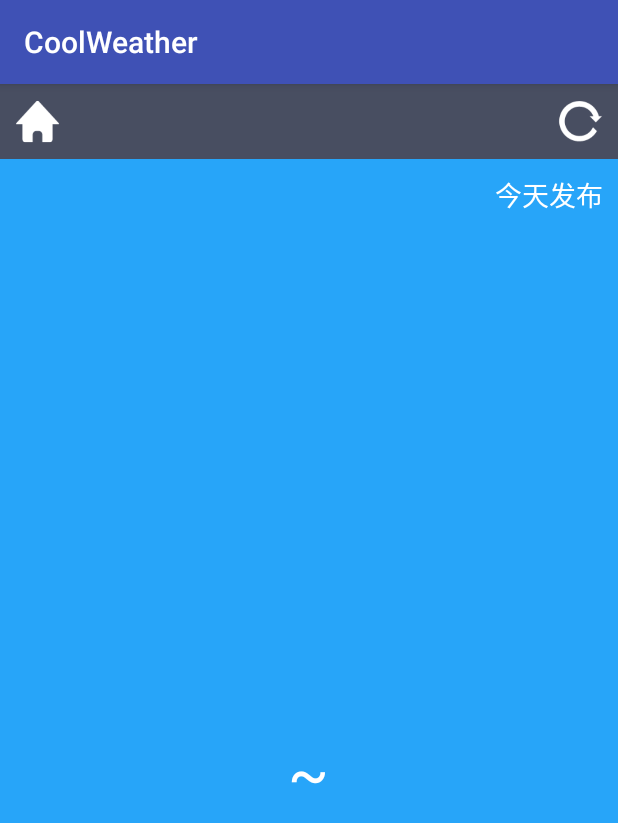
After one commit to Birkhoff-HZ/coolweather, an Android app: the WeatherActivity screen opened directly, with no data from a screen before it, on a phone screen of 412 x 824 dp. The commit adds this screen. Shown: the top 823 px of the screen. Run offline under Robolectric (Android 15) with nearby library versions, the phone set to English and light mode, and no system bars.

```diff
--- /dev/null
+++ b/app/src/main/java/com/birkhoff/coolweather/activity/WeatherActivity.java
@@ -0,0 +1,183 @@
+package com.birkhoff.coolweather.activity;
+
+import android.content.Intent;
+import android.content.SharedPreferences;
+import android.preference.PreferenceManager;
+import android.support.v7.app.AppCompatActivity;
+import android.os.Bundle;
+import android.text.TextUtils;
+import android.view.View;
+import android.view.Window;
+import android.widget.Button;
+import android.widget.LinearLayout;
+import android.widget.TextView;
+
+import com.birkhoff.coolweather.R;
+import com.birkhoff.coolweather.service.AutoUpdateService;
+import com.birkhoff.coolweather.util.HttpCallbackListener;
+import com.birkhoff.coolweather.util.HttpUtil;
+import com.birkhoff.coolweather.util.Utility;
+
+public class WeatherActivity extends AppCompatActivity  implements View.OnClickListener {
+
+    private LinearLayout weatherInfoLayout;
+
+    /**
+     *用于显示城市名
+     */
+    private TextView cityNameText;
+    /**
+     * 用于显示发布时间
+     */
+    private TextView publishText;
+    /**
+     * 用于显示天气描述信息
+     */
+    private TextView weatherDespText;
+    /**
+     * 用于显示气温1
+     */
+    private TextView temp1Text;
+    /**
+     * 用于显示气温2
+     */
+    private TextView temp2Text;
+    /**
+     * 用于显示当前日期
+     */
+    private TextView currentDateText;
+    /**
+     * 切换城市按钮
+     */
+    private Button switchCity;
+    /**
+     * 更新天气按钮
+     */
+    private Button refreshWeather;
+
+    @Override
+    protected void onCreate(Bundle savedInstanceState) {
+        super.onCreate(savedInstanceState);
+        requestWindowFeature(Window.FEATURE_NO_TITLE);
+        setContentView(R.layout.weather_layout);
+        // 初始化各控件
+        weatherInfoLayout = (LinearLayout) findViewById(R.id.weather_info_layout);
+        cityNameText = (TextView) findViewById(R.id.city_name);
+        publishText = (TextView) findViewById(R.id.publish_text);
+        weatherDespText = (TextView) findViewById(R.id.weather_desp);
+        temp1Text = (TextView) findViewById(R.id.temp1);
+        temp2Text = (TextView) findViewById(R.id.temp2);
+        currentDateText = (TextView) findViewById(R.id.current_date);
+        switchCity = (Button) findViewById(R.id.switch_city);
+        refreshWeather = (Button) findViewById(R.id.refresh_weather);
+        String countyCode = getIntent().getStringExtra("county_code");
+        if (!TextUtils.isEmpty(countyCode)) {
+        // 有县级代号时就去查询天气
+            publishText.setText("同步中...");
+            weatherInfoLayout.setVisibility(View.INVISIBLE);
+            cityNameText.setVisibility(View.INVISIBLE);
+            queryWeatherCode(countyCode);
+        } else {
+        // 没有县级代号时就直接显示本地天气
+            showWeather();
+        }
+        switchCity.setOnClickListener(this);
+        refreshWeather.setOnClickListener(this);
+    }
+
+    @Override
+    public void onClick(View v) {
+        switch (v.getId()) {
+            case R.id.switch_city:
+                Intent intent = new Intent(this, ChooseAreaActivity.class);
+                intent.putExtra("from_weather_activity", true);
+                startActivity(intent);
+                finish();
+                break;
+            case R.id.refresh_weather:
+                publishText.setText("同步中...");
+                SharedPreferences prefs = PreferenceManager.
+                        getDefaultSharedPreferences(this);
+                String weatherCode = prefs.getString("weather_code", "");
+                if (!TextUtils.isEmpty(weatherCode)) {
+                    queryWeatherInfo(weatherCode);
+                }
+                break;
+            default:
+                break;
+        }
+    }
+    /**
+     * 查询县级代号所对应的天气代号。
+     */
+    private void queryWeatherCode(String countyCode) {
+        String address = "http://www.weather.com.cn/data/list3/city" +
+                countyCode + ".xml";
+        queryFromServer(address, "countyCode");
+    }
+    /**
+     * 查询天气代号所对应的天气。
+     */
+    private void queryWeatherInfo(String weatherCode) {
+        String address = "http://www.weather.com.cn/data/cityinfo/" +
+                weatherCode + ".html";
+        queryFromServer(address, "weatherCode");
+    }
+    /**
+     * 根据传入的地址和类型去向服务器查询天气代号或者天气信息。
+     */
+    private void queryFromServer(final String address, final String type) {
+        HttpUtil.sendHttpRequest(address, new HttpCallbackListener() {
+            @Override
+            public void onFinish(final String response) {
+                if ("countyCode".equals(type)) {
+                    if (!TextUtils.isEmpty(response)) {
+// 从服务器返回的数据中解析出天气代号
+                        String[] array = response.split("\\|");
+                        if (array != null && array.length == 2) {
+                            String weatherCode = array[1];
+                            queryWeatherInfo(weatherCode);
+                        }
+                    }
+                } else if ("weatherCode".equals(type)) {
+                    // 处理服务器返回的天气信息
+                    Utility.handleWeatherResponse(WeatherActivity.this,
+                            response);
+                    runOnUiThread(new Runnable() {
+                        @Override
+                        public void run() {
+                            showWeather();
+                        }
+                    });
+                }
+            }
+
+            @Override
+            public void onError(Exception e) {
+                runOnUiThread(new Runnable() {
+                    @Override
+                    public void run() {
+                        publishText.setText("同步失败");
+                    }
+                });
+            }
+        });
+    }
+    /**
+     * 从SharedPreferences文件中读取存储的天气信息，并显示到界面上。
+     */
+    private void showWeather() {
+        SharedPreferences prefs = PreferenceManager.
+                getDefaultSharedPreferences(this);
+        cityNameText.setText( prefs.getString("city_name", ""));
+        temp1Text.setText(prefs.getString("temp1", ""));
+        temp2Text.setText(prefs.getString("temp2", ""));
+        weatherDespText.setText(prefs.getString("weather_desp", ""));
+        publishText.setText("今天" + prefs.getString("publish_time", "") + "发布");
+        currentDateText.setText(prefs.getString("current_date", ""));
+        weatherInfoLayout.setVisibility(View.VISIBLE);
+        cityNameText.setVisibility(View.VISIBLE);
+        Intent intent = new Intent(this, AutoUpdateService.class);
+        startService(intent);
+    }
+}
--- /dev/null
+++ b/app/src/main/res/layout/weather_layout.xml
@@ -0,0 +1,100 @@
+<?xml version="1.0" encoding="utf-8"?>
+<LinearLayout xmlns:android="http://schemas.android.com/apk/res/android"
+    android:layout_width="match_parent"
+    android:layout_height="match_parent"
+    android:orientation="vertical">
+    <RelativeLayout
+        android:layout_width="match_parent"
+        android:layout_height="50dp"
+        android:background="#484E61" >
+        <Button
+            android:id="@+id/switch_city"
+            android:layout_width="30dp"
+            android:layout_height="30dp"
+            android:layout_centerVertical="true"
+            android:layout_marginLeft="10dp"
+            android:background="@drawable/home" />
+        <TextView
+            android:id="@+id/city_name"
+            android:layout_width="wrap_content"
+            android:layout_height="wrap_content"
+            android:layout_centerInParent="true"
+            android:textColor="#fff"
+            android:textSize="24sp" />
+        <Button
+            android:id="@+id/refresh_weather"
+            android:layout_width="30dp"
+            android:layout_height="30dp"
+            android:layout_alignParentRight="true"
+            android:layout_centerVertical="true"
+            android:layout_marginRight="10dp"
+            android:background="@drawable/refresh" />
+    </RelativeLayout>
+    <RelativeLayout
+        android:layout_width="match_parent"
+        android:layout_height="0dp"
+        android:layout_weight="1"
+        android:background="#27A5F9" >
+    <TextView
+        android:id="@+id/publish_text"
+        android:layout_width="wrap_content"
+        android:layout_height="wrap_content"
+        android:layout_alignParentRight="true"
+        android:layout_marginRight="10dp"
+        android:layout_marginTop="10dp"
+        android:textColor="#FFF"
+        android:textSize="18sp" />
+        <LinearLayout
+            android:id="@+id/weather_info_layout"
+            android:layout_width="wrap_content"
+            android:layout_height="wrap_content"
+            android:layout_centerInParent="true"
+            android:orientation="vertical" >
+            <TextView
+                android:id="@+id/current_date"
+                android:layout_width="wrap_content"
+                android:layout_height="40dp"
+                android:gravity="center"
+                android:textColor="#FFF"
+                android:textSize="18sp" />
+            <TextView
+                android:id="@+id/weather_desp"
+                android:layout_width="wrap_content"
+                android:layout_height="60dp"
+                android:layout_gravity="center_horizontal"
+                android:gravity="center"
+                android:textColor="#FFF"
+                android:textSize="40sp" />
+            <LinearLayout
+                android:layout_width="wrap_content"
+                android:layout_height="60dp"
+                android:layout_gravity="center_horizontal"
+                android:orientation="horizontal" >
+                <TextView
+                    android:id="@+id/temp1"
+                    android:layout_width="wrap_content"
+                    android:layout_height="wrap_content"
+                    android:layout_gravity="center_vertical"
+                    android:textColor="#FFF"
+                    android:textSize="40sp" />
+                <TextView
+                    android:layout_width="wrap_content"
+                    android:layout_height="wrap_content"
+                    android:layout_gravity="center_vertical"
+                    android:layout_marginLeft="10dp"
+                    android:layout_marginRight="10dp"
+                    android:text="~"
+                    android:textColor="#FFF"
+                    android:textSize="40sp" />
+                <TextView
+                    android:id="@+id/temp2"
+                    android:layout_width="wrap_content"
+                    android:layout_height="wrap_content"
+                    android:layout_gravity="center_vertical"
+                    android:textColor="#FFF"
+                    android:textSize="40sp" />
+            </LinearLayout>
+        </LinearLayout>
+    </RelativeLayout>
+
+</LinearLayout>
```
Also changed, not shown: app/src/main/AndroidManifest.xml (+14 -1 lines), app/src/main/java/com/birkhoff/coolweather/activity/ChooseAreaActivity.java (+29 -0 lines), app/src/main/java/com/birkhoff/coolweather/receiver/AutoUpdateReceiver.java (added, +20 -0 lines), app/src/main/java/com/birkhoff/coolweather/service/AutoUpdateService.java (added, +66 -0 lines), app/src/main/java/com/birkhoff/coolweather/util/Utility.java (+49 -0 lines), app/src/main/res/drawable/home.png (added), app/src/main/res/drawable/refresh.png (added).
